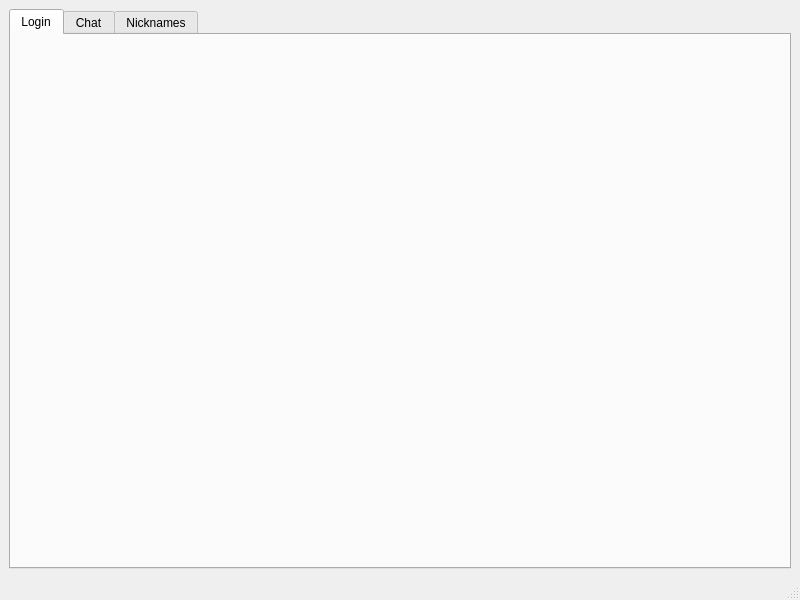
Old version of the form UI/SecureChat/securechatmainwindow.ui in the repository benjcockburn/SecureProgramming.
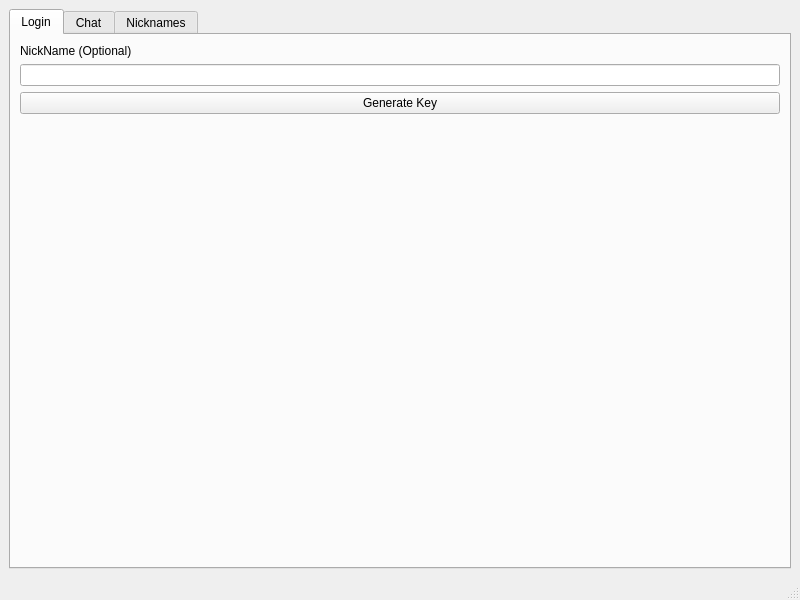
New version of the form. The open tabs and pages were chosen to show the change.

Commit message: basic clients and login screen

Patch:
```diff
--- a/UI/SecureChat/securechatmainwindow.ui
+++ b/UI/SecureChat/securechatmainwindow.ui
@@ -24,6 +24,42 @@
        <attribute name="title">
         <string>Login</string>
        </attribute>
+       <layout class="QVBoxLayout" name="verticalLayout_6">
+        <item>
+         <layout class="QVBoxLayout" name="verticalLayout_5">
+          <item>
+           <widget class="QLabel" name="label">
+            <property name="text">
+             <string>NickName (Optional)</string>
+            </property>
+           </widget>
+          </item>
+          <item>
+           <widget class="QLineEdit" name="nickname_lineedit"/>
+          </item>
+          <item>
+           <widget class="QPushButton" name="pushButton">
+            <property name="text">
+             <string>Generate Key</string>
+            </property>
+           </widget>
+          </item>
+          <item>
+           <spacer name="verticalSpacer">
+            <property name="orientation">
+             <enum>Qt::Orientation::Vertical</enum>
+            </property>
+            <property name="sizeHint" stdset="0">
+             <size>
+              <width>20</width>
+              <height>40</height>
+             </size>
+            </property>
+           </spacer>
+          </item>
+         </layout>
+        </item>
+       </layout>
       </widget>
       <widget class="QWidget" name="tab_2">
        <attribute name="title">
```
Left out of the diff: 8 changed lines with no effect on the pictures. The commit also changes 5 other files.
